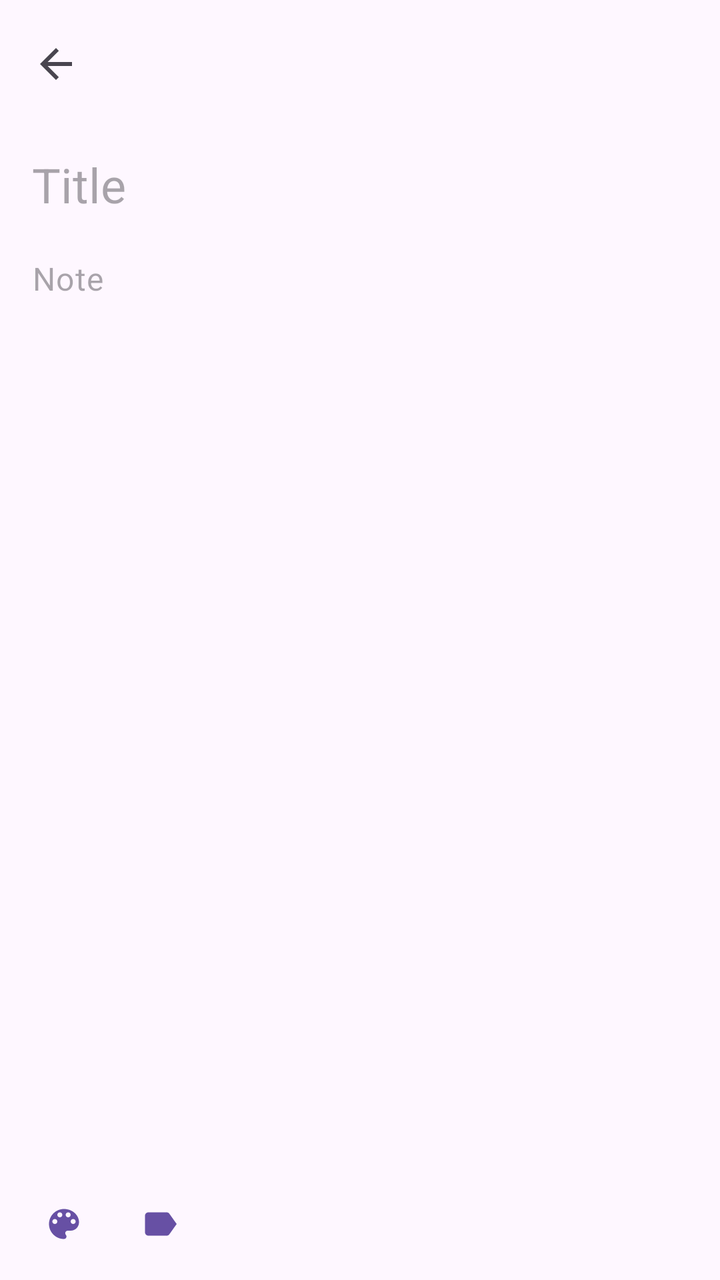
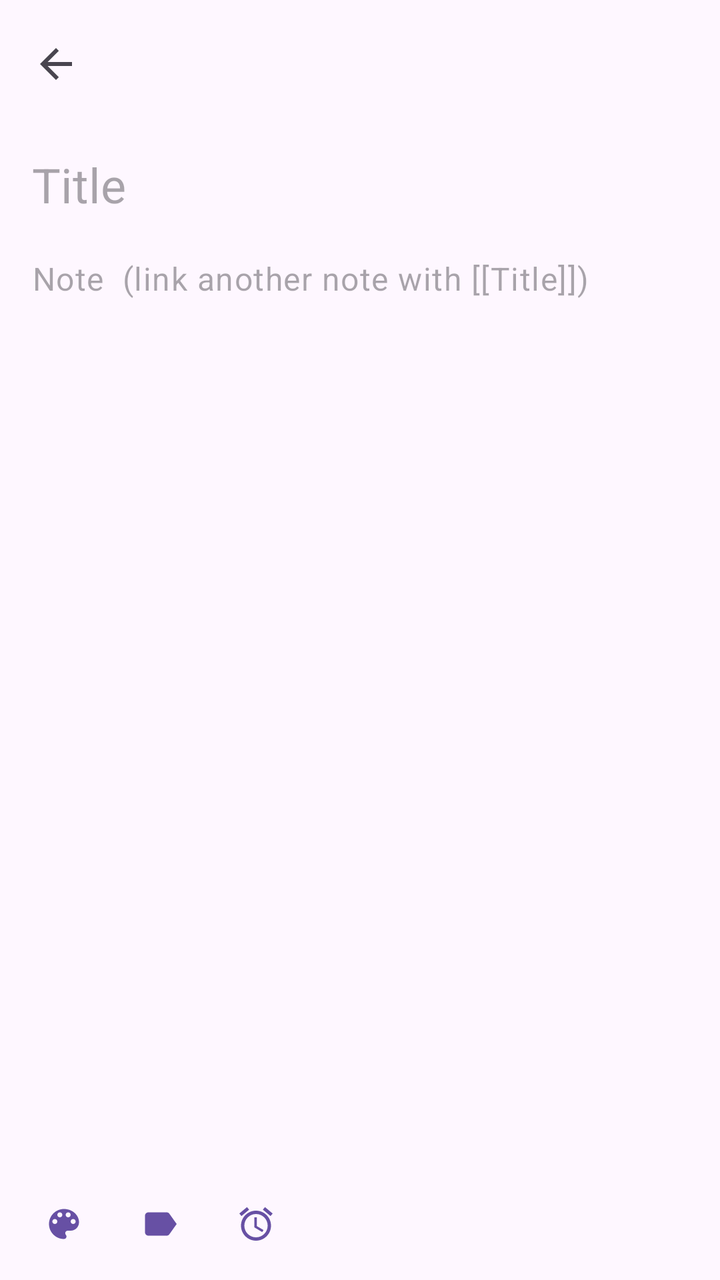

The first picture is an Android layout as it rendered before a commit; the second is the same layout after the commit. The layout source and the unified diff follow.
<!-- AndroidManifest.xml: application theme Theme.VaultNote -->
<!-- res/layout/fragment_note_editor.xml -->
<?xml version="1.0" encoding="utf-8"?>
<LinearLayout xmlns:android="http://schemas.android.com/apk/res/android"
    xmlns:app="http://schemas.android.com/apk/res-auto"
    android:id="@+id/editorRoot"
    android:layout_width="match_parent"
    android:layout_height="match_parent"
    android:orientation="vertical">

    <com.google.android.material.appbar.MaterialToolbar
        android:id="@+id/toolbar"
        android:layout_width="match_parent"
        android:layout_height="?attr/actionBarSize"
        app:navigationIcon="@drawable/ic_arrow_back" />

    <androidx.core.widget.NestedScrollView
        android:layout_width="match_parent"
        android:layout_height="0dp"
        android:layout_weight="1"
        android:fillViewport="true">

        <LinearLayout
            android:layout_width="match_parent"
            android:layout_height="wrap_content"
            android:orientation="vertical"
            android:paddingHorizontal="16dp"
            android:paddingBottom="24dp">

            <EditText
                android:id="@+id/titleEdit"
                android:layout_width="match_parent"
                android:layout_height="wrap_content"
                android:autofillHints="no"
                android:background="@null"
                android:hint="Title"
                android:inputType="textCapSentences|textMultiLine"
                android:paddingVertical="12dp"
                android:textAppearance="?attr/textAppearanceHeadlineSmall" />

            <com.google.android.material.chip.ChipGroup
                android:id="@+id/tagGroup"
                android:layout_width="match_parent"
                android:layout_height="wrap_content"
                android:visibility="gone" />

            <EditText
                android:id="@+id/bodyEdit"
                android:layout_width="match_parent"
                android:layout_height="wrap_content"
                android:autofillHints="no"
                android:background="@null"
                android:gravity="top"
                android:hint="Note"
                android:inputType="textCapSentences|textMultiLine"
                android:minHeight="300dp"
                android:paddingVertical="8dp"
                android:textAppearance="?attr/textAppearanceBodyLarge" />

            <LinearLayout
                android:id="@+id/checklistGroup"
                android:layout_width="match_parent"
                android:layout_height="wrap_content"
                android:orientation="vertical"
                android:visibility="gone">

                <androidx.recyclerview.widget.RecyclerView
                    android:id="@+id/checklistRecycler"
                    android:layout_width="match_parent"
                    android:layout_height="wrap_content"
                    android:nestedScrollingEnabled="false" />

                <com.google.android.material.button.MaterialButton
                    android:id="@+id/addItemButton"
                    style="@style/Widget.Material3.Button.TextButton"
                    android:layout_width="wrap_content"
                    android:layout_height="wrap_content"
                    android:text="Add item"
                    app:icon="@drawable/ic_add" />
            </LinearLayout>
        </LinearLayout>
    </androidx.core.widget.NestedScrollView>

    <LinearLayout
        android:id="@+id/bottomBar"
        android:layout_width="match_parent"
        android:layout_height="wrap_content"
        android:gravity="center_vertical"
        android:orientation="horizontal"
        android:paddingHorizontal="8dp"
        android:paddingVertical="4dp">

        <com.google.android.material.button.MaterialButton
            android:id="@+id/colorButton"
            style="@style/Widget.Material3.Button.IconButton"
            android:layout_width="wrap_content"
            android:layout_height="wrap_content"
            android:contentDescription="Color"
            app:icon="@drawable/ic_palette" />

        <com.google.android.material.button.MaterialButton
            android:id="@+id/tagButton"
            style="@style/Widget.Material3.Button.IconButton"
            android:layout_width="wrap_content"
            android:layout_height="wrap_content"
            android:contentDescription="Add tag"
            app:icon="@drawable/ic_label" />

        <TextView
            android:id="@+id/editedText"
            android:layout_width="0dp"
            android:layout_height="wrap_content"
            android:layout_weight="1"
            android:gravity="end"
            android:paddingEnd="8dp"
            android:textAppearance="?attr/textAppearanceLabelMedium"
            android:textColor="?attr/colorOnSurfaceVariant" />
    </LinearLayout>
</LinearLayout>
<!-- resources referenced by this layout -->
<resources>
  <!-- drawable ic_add (drawable) -->
  <vector xmlns:android="http://schemas.android.com/apk/res/android"
      android:width="24dp" android:height="24dp"
      android:viewportWidth="24" android:viewportHeight="24"
      android:tint="?attr/colorControlNormal">
      <path android:fillColor="@android:color/white" android:pathData="M19,13h-6v6h-2v-6H5v-2h6V5h2v6h6v2z"/>
  </vector>
  <!-- drawable ic_arrow_back (drawable) -->
  <vector xmlns:android="http://schemas.android.com/apk/res/android"
      android:width="24dp" android:height="24dp"
      android:viewportWidth="24" android:viewportHeight="24"
      android:tint="?attr/colorControlNormal">
      <path android:fillColor="@android:color/white" android:pathData="M20,11H7.83l5.59,-5.59L12,4l-8,8 8,8 1.41,-1.41L7.83,13H20v-2z"/>
  </vector>
  <!-- drawable ic_label (drawable) -->
  <vector xmlns:android="http://schemas.android.com/apk/res/android"
      android:width="24dp" android:height="24dp"
      android:viewportWidth="24" android:viewportHeight="24"
      android:tint="?attr/colorControlNormal">
      <path android:fillColor="@android:color/white" android:pathData="M17.63,5.84C17.27,5.33 16.67,5 16,5L5,5.01C3.9,5.01 3,5.9 3,7v10c0,1.1 0.9,1.99 2,1.99L16,19c0.67,0 1.27,-0.33 1.63,-0.84L22,12l-4.37,-6.16z"/>
  </vector>
  <!-- drawable ic_palette (drawable) -->
  <vector xmlns:android="http://schemas.android.com/apk/res/android"
      android:width="24dp" android:height="24dp"
      android:viewportWidth="24" android:viewportHeight="24"
      android:tint="?attr/colorControlNormal">
      <path android:fillColor="@android:color/white" android:pathData="M12,3c-4.97,0 -9,4.03 -9,9s4.03,9 9,9c0.83,0 1.5,-0.67 1.5,-1.5 0,-0.39 -0.15,-0.74 -0.39,-1.01 -0.23,-0.26 -0.38,-0.61 -0.38,-0.99 0,-0.83 0.67,-1.5 1.5,-1.5L16,16c2.76,0 5,-2.24 5,-5 0,-4.42 -4.03,-8 -9,-8zM6.5,12c-0.83,0 -1.5,-0.67 -1.5,-1.5S5.67,9 6.5,9 8,9.67 8,10.5 7.33,12 6.5,12zM9.5,8C8.67,8 8,7.33 8,6.5S8.67,5 9.5,5s1.5,0.67 1.5,1.5S10.33,8 9.5,8zM14.5,8c-0.83,0 -1.5,-0.67 -1.5,-1.5S13.67,5 14.5,5s1.5,0.67 1.5,1.5S15.33,8 14.5,8zM17.5,12c-0.83,0 -1.5,-0.67 -1.5,-1.5S16.67,9 17.5,9s1.5,0.67 1.5,1.5 -0.67,1.5 -1.5,1.5z"/>
  </vector>
  <style name="Theme.VaultNote" parent="Base.Theme.VaultNote" />
  <style name="Base.Theme.VaultNote" parent="Theme.Material3.DayNight.NoActionBar">
          
          
      </style>
</resources>

<!-- the commit's change to res/layout/fragment_note_editor.xml (unified diff, before → after) -->
@@ -13,6 +13,7 @@
         app:navigationIcon="@drawable/ic_arrow_back" />
 
     <androidx.core.widget.NestedScrollView
+        android:id="@+id/contentScroll"
         android:layout_width="match_parent"
         android:layout_height="0dp"
         android:layout_weight="1"
@@ -36,6 +37,16 @@
                 android:paddingVertical="12dp"
                 android:textAppearance="?attr/textAppearanceHeadlineSmall" />
 
+            <com.google.android.material.chip.Chip
+                android:id="@+id/reminderChip"
+                style="@style/Widget.Material3.Chip.Input"
+                android:layout_width="wrap_content"
+                android:layout_height="wrap_content"
+                android:visibility="gone"
+                app:chipIcon="@drawable/ic_alarm"
+                app:chipIconVisible="true"
+                app:closeIconVisible="true" />
+
             <com.google.android.material.chip.ChipGroup
                 android:id="@+id/tagGroup"
                 android:layout_width="match_parent"
@@ -49,7 +60,7 @@
                 android:autofillHints="no"
                 android:background="@null"
                 android:gravity="top"
-                android:hint="Note"
+                android:hint="Note  (link another note with [[Title]])"
                 android:inputType="textCapSentences|textMultiLine"
                 android:minHeight="300dp"
                 android:paddingVertical="8dp"
@@ -76,8 +87,62 @@
                     android:text="Add item"
                     app:icon="@drawable/ic_add" />
             </LinearLayout>
+
+            <LinearLayout
+                android:id="@+id/backlinksGroup"
+                android:layout_width="match_parent"
+                android:layout_height="wrap_content"
+                android:layout_marginTop="16dp"
+                android:orientation="vertical"
+                android:visibility="gone">
+
+                <TextView
+                    android:layout_width="wrap_content"
+                    android:layout_height="wrap_content"
+                    android:text="Linked from"
+                    android:textAllCaps="true"
+                    android:textAppearance="?attr/textAppearanceLabelMedium"
+                    android:textColor="?attr/colorOnSurfaceVariant" />
+
+                <com.google.android.material.chip.ChipGroup
+                    android:id="@+id/backlinksChips"
+                    android:layout_width="match_parent"
+                    android:layout_height="wrap_content" />
+            </LinearLayout>
         </LinearLayout>
     </androidx.core.widget.NestedScrollView>
+
+    <LinearLayout
+        android:id="@+id/lockedCover"
+        android:layout_width="match_parent"
+        android:layout_height="0dp"
+        android:layout_weight="1"
+        android:gravity="center"
+        android:orientation="vertical"
+        android:padding="32dp"
+        android:visibility="gone">
+
+        <ImageView
+            android:layout_width="56dp"
+            android:layout_height="56dp"
+            android:importantForAccessibility="no"
+            android:src="@drawable/ic_lock"
+            app:tint="?attr/colorOnSurfaceVariant" />
+
+        <TextView
+            android:layout_width="wrap_content"
+            android:layout_height="wrap_content"
+            android:layout_marginTop="12dp"
+            android:text="This note is locked"
+            android:textAppearance="?attr/textAppearanceTitleMedium" />
+
+        <com.google.android.material.button.MaterialButton
+            android:id="@+id/unlockNoteButton"
+            android:layout_width="wrap_content"
+            android:layout_height="wrap_content"
+            android:layout_marginTop="16dp"
+            android:text="Unlock" />
+    </LinearLayout>
 
     <LinearLayout
         android:id="@+id/bottomBar"
@@ -104,6 +169,14 @@
             android:contentDescription="Add tag"
             app:icon="@drawable/ic_label" />
 
+        <com.google.android.material.button.MaterialButton
+            android:id="@+id/reminderButton"
+            style="@style/Widget.Material3.Button.IconButton"
+            android:layout_width="wrap_content"
+            android:layout_height="wrap_content"
+            android:contentDescription="Set reminder"
+            app:icon="@drawable/ic_alarm" />
+
         <TextView
             android:id="@+id/editedText"
             android:layout_width="0dp"
<!-- resource entries referenced after the edit -->
@@ -6,6 +6,13 @@
       android:viewportWidth="24" android:viewportHeight="24"
       android:tint="?attr/colorControlNormal">
       <path android:fillColor="@android:color/white" android:pathData="M19,13h-6v6h-2v-6H5v-2h6V5h2v6h6v2z"/>
+  </vector>
+  <!-- drawable ic_alarm (drawable) -->
+  <vector xmlns:android="http://schemas.android.com/apk/res/android"
+      android:width="24dp" android:height="24dp"
+      android:viewportWidth="24" android:viewportHeight="24"
+      android:tint="?attr/colorControlNormal">
+      <path android:fillColor="@android:color/white" android:pathData="M22,5.72l-4.6,-3.86 -1.29,1.53 4.6,3.86L22,5.72zM7.88,3.39L6.6,1.86 2,5.71l1.29,1.53 4.59,-3.85zM12.5,8H11v6l4.75,2.85 0.75,-1.23 -4,-2.37V8zM12,4c-4.97,0 -9,4.03 -9,9s4.02,9 9,9c4.97,0 9,-4.03 9,-9s-4.03,-9 -9,-9zM12,20c-3.87,0 -7,-3.13 -7,-7s3.13,-7 7,-7 7,3.13 7,7 -3.13,7 -7,7z"/>
   </vector>
   <!-- drawable ic_arrow_back (drawable) -->
   <vector xmlns:android="http://schemas.android.com/apk/res/android"
@@ -21,6 +28,14 @@
       android:tint="?attr/colorControlNormal">
       <path android:fillColor="@android:color/white" android:pathData="M17.63,5.84C17.27,5.33 16.67,5 16,5L5,5.01C3.9,5.01 3,5.9 3,7v10c0,1.1 0.9,1.99 2,1.99L16,19c0.67,0 1.27,-0.33 1.63,-0.84L22,12l-4.37,-6.16z"/>
   </vector>
+  <!-- drawable ic_lock (drawable) -->
+  <vector xmlns:android="http://schemas.android.com/apk/res/android"
+      android:width="24dp" android:height="24dp"
+      android:viewportWidth="24" android:viewportHeight="24"
+      android:tint="?attr/colorControlNormal">
+      <path android:fillColor="@android:color/white"
+          android:pathData="M18,8h-1V6c0,-2.76 -2.24,-5 -5,-5S7,3.24 7,6v2H6c-1.1,0 -2,0.9 -2,2v10c0,1.1 0.9,2 2,2h12c1.1,0 2,-0.9 2,-2V10c0,-1.1 -0.9,-2 -2,-2zM12,17c-1.1,0 -2,-0.9 -2,-2s0.9,-2 2,-2 2,0.9 2,2 -0.9,2 -2,2zM15.1,8H8.9V6c0,-1.71 1.39,-3.1 3.1,-3.1 1.71,0 3.1,1.39 3.1,3.1v2z"/>
+  </vector>
   <!-- drawable ic_palette (drawable) -->
   <vector xmlns:android="http://schemas.android.com/apk/res/android"
       android:width="24dp" android:height="24dp"
